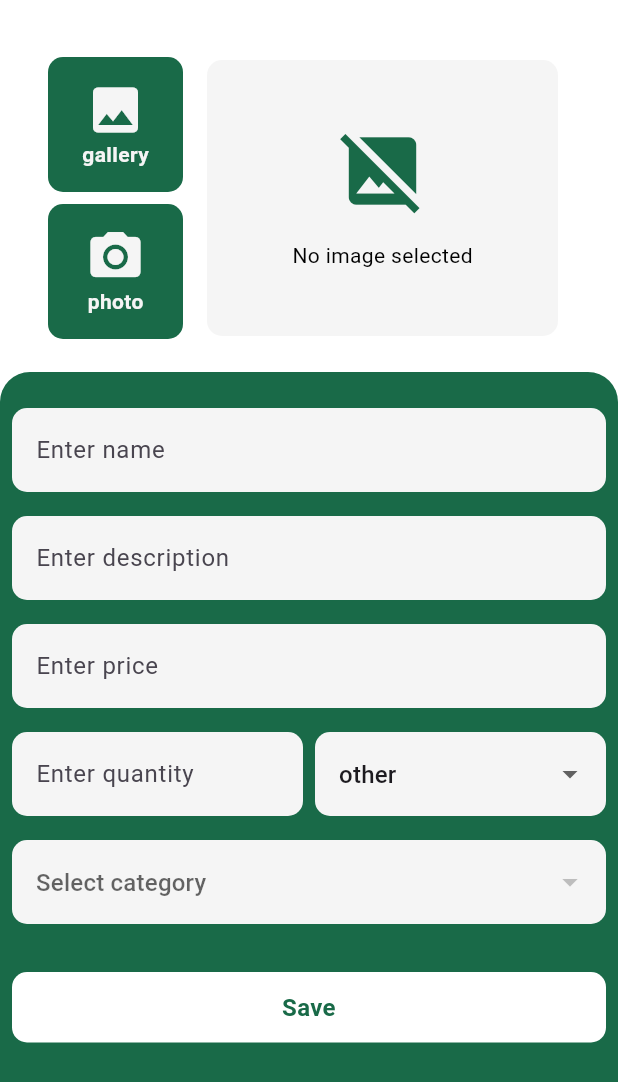
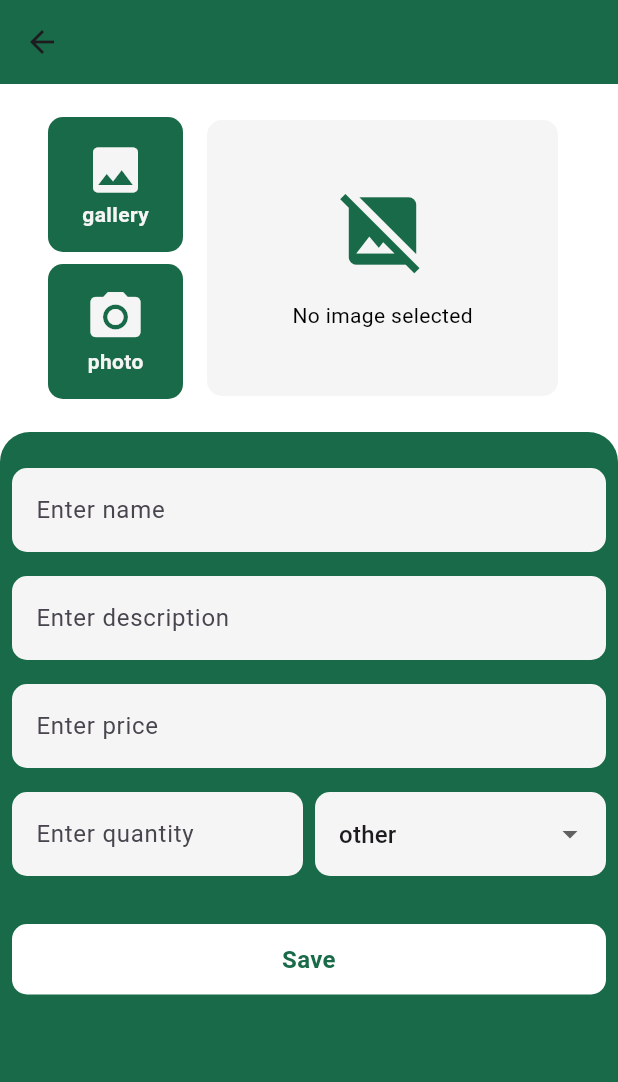
Before and after one commit to Josemndoza2718/Grocery_Store, a Flutter app: the AddProductPage screen opened directly, on a phone screen of 412 x 824 dp. Shown: the top 1082 px of the screen. Run offline on Flutter 3.47's test engine with Material 3 defaults, Android fonts, the phone set to English and light mode, and no system bars; our stand-ins replace image_picker, sembast, shared_preferences; accounts and stored records are empty; network calls fail.

Commit message:
refactor: Remove category fields from Product model and related classes, streamline product handling

```diff
--- a/grocery_store/lib/core/data/models/product_model.dart
+++ b/grocery_store/lib/core/data/models/product_model.dart
@@ -7,8 +7,6 @@ class ProductModel extends Product {
     required super.description,
     required super.price,
     required super.image,
-    required super.categoryId,
-    required super.category,
     required super.idStock,
     required super.stockQuantity,
     required super.quantity,
@@ -21,8 +19,6 @@ class ProductModel extends Product {
       description: json['description'],
       price: json['price'].toDouble(),
       image: json['imageUrl'],
-      categoryId: json['categoryId'],
-      category: json['category'],
       idStock: json['idStock'],
       stockQuantity: json['stockQuantity'].toDouble(),
       quantity: json['quantity'] ?? 0.0,
@@ -36,25 +32,19 @@ class ProductModel extends Product {
       'description': description,
       'price': price,
       'imageUrl': image,
-      'categoryId': categoryId,
-      'category': category,
       'idStock': idStock,
       'stockQuantity': stockQuantity,
       'quantity': quantity,
     };
   }
 
-
-
-  toEntity(){
+  toEntity() {
     return Product(
       id: id,
       name: name,
       description: description,
       price: price,
       image: image,
-      categoryId: categoryId,
-      category: category,
       idStock: idStock,
       stockQuantity: stockQuantity,
       quantity: quantity,
--- a/grocery_store/lib/core/data/repositories/local/cash_product_repository_impl.dart
+++ b/grocery_store/lib/core/data/repositories/local/cash_product_repository_impl.dart
@@ -72,8 +72,6 @@ class CashProductRepositoryImpl implements CashProductRepository {
         description: product.description,
         price: product.price,
         image: product.image,
-        categoryId: product.categoryId,
-        category: product.category,
         idStock: product.idStock,
         stockQuantity: product.stockQuantity,
         quantity: product.quantity);
--- a/grocery_store/lib/core/data/repositories/local/product_repository_impl.dart
+++ b/grocery_store/lib/core/data/repositories/local/product_repository_impl.dart
@@ -27,8 +27,7 @@ class ProductRepositoryImpl implements ProductRepository {
 
   @override
   Future<void> addProduct(Product product) async {
-
-    final db =await initDatabase();
+    final db = await initDatabase();
 
     ProductModel productModel = ProductModel(
         id: product.id,
@@ -36,12 +35,9 @@ class ProductRepositoryImpl implements ProductRepository {
         description: product.description,
         price: product.price,
         image: product.image,
-      categoryId: product.categoryId,
-      category: product.category,
         idStock: product.idStock,
         stockQuantity: product.stockQuantity,
-      quantity: product.quantity
-    );
+        quantity: product.quantity);
 
     await store.record(product.id).add(db, (productModel.toJson()));
   }
@@ -81,12 +77,9 @@ class ProductRepositoryImpl implements ProductRepository {
         description: product.description,
         price: product.price,
         image: product.image,
-      categoryId: product.categoryId,
-      category: product.category,
         idStock: product.idStock,
         stockQuantity: product.stockQuantity,
-      quantity: product.quantity
-    );
+        quantity: product.quantity);
 
     store.record(product.id).put(db, (productModel.toJson()));
   }
--- a/grocery_store/lib/core/domain/entities/product.dart
+++ b/grocery_store/lib/core/domain/entities/product.dart
@@ -4,8 +4,6 @@ class Product {
   final String description;
   final double price;
   final String image;
-  final int categoryId;
-  final String category;
   final int? idStock;
   final double stockQuantity;
   double quantity;
@@ -16,8 +14,6 @@ class Product {
     required this.description,
     required this.price,
     required this.image,
-    required this.categoryId,
-    required this.category,
     required this.stockQuantity,
     this.idStock,
     this.quantity = 0,
@@ -26,9 +22,7 @@ class Product {
   @override
   bool operator ==(Object other) =>
       identical(this, other) ||
-      other is Product &&
-          runtimeType == other.runtimeType &&
-          id == other.id;
+      other is Product && runtimeType == other.runtimeType && id == other.id;
 
   @override
   int get hashCode => id.hashCode;
@@ -40,8 +34,6 @@ class Product {
       'description': description,
       'price': price,
       'imageUrl': image,
-      'categoryId': categoryId,
-      'category': category,
       'idStock': idStock,
       'stockQuantity': stockQuantity,
       'quantity': quantity,
@@ -55,12 +47,9 @@ class Product {
       description: json['description'],
       price: json['price'],
       image: json['imageUrl'],
-      categoryId: json['categoryId'],
-      category: json['category'],
       idStock: json['idStock'],
       stockQuantity: json['stockQuantity'],
       quantity: json['quantity'] ?? 0,
     );
   }
-
 }
--- a/grocery_store/lib/core/domain/use_cases/product/get_products_use_cases copy.dart
+++ b/grocery_store/lib/core/domain/use_cases/product/get_products_use_cases copy.dart
@@ -7,9 +7,7 @@ class GetProductsUseCases {
   final ProductRepositoryImpl repository;
 
   Future<List<Product>> call() async {
-    return await repository.getAllProducts();
+    var list = await repository.getAllProducts();
+    return list;
   }
-
-
-
 }
--- a/grocery_store/lib/ui/add_product/add_product_page.dart
+++ b/grocery_store/lib/ui/add_product/add_product_page.dart
@@ -42,10 +42,12 @@ class _AddProductPageState extends State<AddProductPage> {
     }
 
     nameEditController = TextEditingController(text: widget.product?.name);
-    descriptionEditController = TextEditingController(text: widget.product?.description);
-    priceEditController = TextEditingController(text: widget.product?.price.toString());
-    quantityEditController = TextEditingController(text: widget.product?.stockQuantity.toString());
-    editCategory = widget.product?.category ?? "";
+    descriptionEditController =
+        TextEditingController(text: widget.product?.description);
+    priceEditController =
+        TextEditingController(text: widget.product?.price.toString());
+    quantityEditController =
+        TextEditingController(text: widget.product?.stockQuantity.toString());
   }
 
   Future<void> _handleProductSubmission(
@@ -61,10 +63,9 @@ class _AddProductPageState extends State<AddProductPage> {
           description: descriptionEditController.text,
           price: double.parse(priceEditController.text),
           image: viewModel.galleryImage?.path ?? widget.product!.image,
-              categoryId: int.parse(homeViewModel.selectedCategory),
-              category: editCategory,
           stockQuantity: double.parse(quantityEditController.text),
-              ))
+        ),
+      )
           .then((_) {
         {
           Navigator.pop(context);
@@ -72,10 +73,13 @@ class _AddProductPageState extends State<AddProductPage> {
       });
     } else {
       if (nameController.text.isEmpty ||
-          descriptionController.text.isEmpty ||
           priceController.text.isEmpty ||
           quantityController.text.isEmpty) {
-        return;
+        ScaffoldMessenger.of(context).showSnackBar(
+          const SnackBar(
+            content: Text("Please fill all fields"),
+          ),
+        );
       } else {
         await viewModel
             .createProduct(
@@ -84,7 +88,8 @@ class _AddProductPageState extends State<AddProductPage> {
           price: double.parse(priceController.text),
           stockQuantity: double.parse(quantityController.text),
           category: homeViewModel.selectedCategory,
-        ).then((_) {
+        )
+            .then((_) {
           {
             Navigator.pop(context);
             homeViewModel.setSelectedCategory("");
@@ -98,9 +103,13 @@ class _AddProductPageState extends State<AddProductPage> {
   Widget build(BuildContext context) {
     return Scaffold(
       backgroundColor: AppColors.white,
+      appBar: AppBar(
+        backgroundColor: AppColors.darkgreen,
+      ),
       body: GestureDetector(
         onTap: () {
-          FocusScope.of(context).unfocus(); // Esto quita el foco de cualquier TextField
+          FocusScope.of(context)
+              .unfocus(); // Esto quita el foco de cualquier TextField
         },
         behavior: HitTestBehavior.opaque,
         child: SafeArea(child:
@@ -109,7 +118,7 @@ class _AddProductPageState extends State<AddProductPage> {
             child: Column(
               spacing: 16,
               children: [
-                const SizedBox(height: 16),
+                const SizedBox(height: 0),
                 Container(
                   height: 200,
                   padding: const EdgeInsets.symmetric(horizontal: 8),
@@ -400,7 +409,7 @@ class _AddProductPageState extends State<AddProductPage> {
                                   )
                                 ],
                               ),
-                              DropdownButtonFormField(
+                              /* DropdownButtonFormField(
                                 value: widget.product?.categoryId.toString(),
                                 decoration: const InputDecoration(
                                   hintText: 'Select category',
@@ -437,23 +446,27 @@ class _AddProductPageState extends State<AddProductPage> {
                                 }).toList(),
                                 onChanged: (String? newValue) {
                                   if (newValue != null) {
-                                    var addProductViewModel = context.read<AddProductViewModel>();
+                                    var addProductViewModel =
+                                        context.read<AddProductViewModel>();
 
                                     homeViewModel.setSelectedCategory(newValue);
-                                    addProductViewModel.setID = int.parse(homeViewModel.selectedCategory);
+                                    addProductViewModel.setID = int.parse(
+                                        homeViewModel.selectedCategory);
                                   }
                                 },
-                              ),
+                              ), */
                               const SizedBox(height: 0),
                               GestureDetector(
                                 onTap: () async {
                                   _handleProductSubmission(
                                       viewModel, homeViewModel);
                                   viewModel.selectedQuantity = 0;
+                                  //Navigator.pop(context);
                                 },
                                 child: Container(
                                   width: double.infinity,
-                                  padding:const EdgeInsets.symmetric(vertical: 12),
+                                  padding:
+                                      const EdgeInsets.symmetric(vertical: 12),
                                   decoration: BoxDecoration(
                                       color: AppColors.white,
                                       borderRadius: BorderRadius.circular(10)),
--- a/grocery_store/lib/ui/view_model/add_product_view_model.dart
+++ b/grocery_store/lib/ui/view_model/add_product_view_model.dart
@@ -12,7 +12,7 @@ class AddProductViewModel extends ChangeNotifier {
 
   final CreateProductsUseCases createProductsUseCases;
 
-  late int _id;
+  int _id = 0;
 
   int get id => _id;
 
@@ -44,11 +44,8 @@ class AddProductViewModel extends ChangeNotifier {
   Future<void> getCategoryId(List<Product> listProducts, int index) async {
     if (index >= 0 && index <= listProducts.length) {
       for (var element in listProducts) {
-        if (element.id == listProducts[index].categoryId) {
-          _id = element.id;
-          notifyListeners();
-          break; // Stop further iterations once a match is found
-        }
+        _id = element.id;
+        notifyListeners(); //
       }
     }
   }
@@ -71,8 +68,6 @@ class AddProductViewModel extends ChangeNotifier {
           description: description,
           price: price,
           stockQuantity: stockQuantity,
-          categoryId: id,
-          category: category,
           idStock: selectedQuantity,
           image: galleryImage!.path,
           quantity: 0,
```
Also changed, not shown: grocery_store/lib/ui/home/home_page.dart (+30 -14 lines), grocery_store/lib/ui/home/widgets/products_list_widget.dart (+11 -12 lines), grocery_store/lib/ui/view_model/home_view_model.dart (+8 -6 lines). Lines whose indentation alone changed are shown as unchanged.
